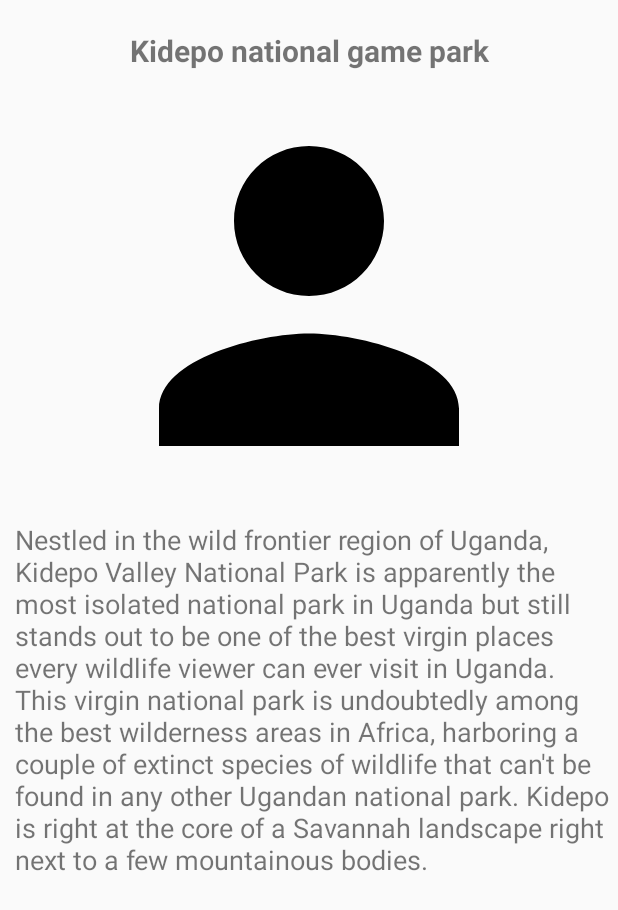
After one commit to steven7mwesigwa/TourGuideApp, an Android app: the layout fragment_home_item_details.xml on its own in the app's theme, with its tools: preview values and no code run, on a phone screen of 412 x 824 dp. The commit adds this screen. Shown: the top 910 px of the screen. Run offline under Robolectric (Android 15) with nearby library versions, the phone set to English and light mode, and no system bars.

Commit message:
Successfully implemented "Game Park" logic and UI

```diff
--- a/app/build.gradle
+++ b/app/build.gradle
@@ -30,6 +30,10 @@ dependencies {
     implementation "androidx.recyclerview:recyclerview:1.0.0"
     // For control over item selection of both touch and mouse driven selection
 //    implementation "androidx.recyclerview:recyclerview-selection:1.0.0"
+    implementation 'androidx.legacy:legacy-support-v4:1.0.0'
+    // Apache Commons Text Dependency
+// https://mvnrepository.com/artifact/org.apache.commons/commons-text
+    compile group: 'org.apache.commons', name: 'commons-text', version: '1.8'
     testImplementation 'junit:junit:4.12'
     androidTestImplementation 'androidx.test.ext:junit:1.1.1'
     androidTestImplementation 'androidx.test.espresso:espresso-core:3.2.0'
--- /dev/null
+++ b/app/src/main/res/layout/fragment_home_item_details.xml
@@ -0,0 +1,45 @@
+<?xml version="1.0" encoding="utf-8"?>
+<ScrollView xmlns:android="http://schemas.android.com/apk/res/android"
+    xmlns:tools="http://schemas.android.com/tools"
+    android:id="@+id/fragmentHomeItemDetailsContainer"
+    android:layout_width="match_parent"
+    android:layout_height="match_parent">
+
+    <RelativeLayout
+        android:layout_width="match_parent"
+        android:layout_height="wrap_content"
+        tools:context=".fragments.HomeItemDetailsFragment">
+
+        <TextView
+            android:id="@+id/HomeDetailsTitle"
+            style="@style/home_item_details_text_styles"
+            android:layout_marginTop="20dp"
+            android:gravity="center"
+            android:textSize="20sp"
+            android:textStyle="bold"
+            tools:text="@string/home_details_title" />
+
+        <ImageView
+            android:id="@+id/HomeDetailsImage"
+            android:layout_width="@dimen/home_details_image_width"
+            android:layout_height="@dimen/home_details_image_height"
+            android:layout_below="@id/HomeDetailsTitle"
+            android:layout_centerHorizontal="true"
+            android:contentDescription="@string/tourist_attraction_img"
+            tools:src="@drawable/ic_profile" />
+
+
+        <TextView
+            android:id="@+id/HomeDetailsDescription"
+            style="@style/home_item_details_text_styles"
+            android:layout_below="@id/HomeDetailsImage"
+            android:layout_marginBottom="4dp"
+            android:paddingStart="@dimen/home_details_description_padding_left"
+            android:paddingEnd="@dimen/home_details_description_padding_right"
+            android:paddingBottom="@dimen/home_details_description_padding_bottom"
+            android:textSize="18sp"
+            tools:text="@string/tourist_place_description" />
+
+    </RelativeLayout>
+
+</ScrollView>
--- a/app/src/main/res/values/dimens.xml
+++ b/app/src/main/res/values/dimens.xml
@@ -4,6 +4,11 @@
     <dimen name="home_descriptn_txt_size">14sp</dimen>
     <dimen name="home_recyc_image_width">50dp</dimen>
     <dimen name="home_recyc_image_height">50dp</dimen>
+    <dimen name="home_details_image_width">300dp</dimen>
+    <dimen name="home_details_image_height">300dp</dimen>
     <dimen name="home_recyc_wrapper_margin_bttm">0dp</dimen>
     <dimen name="home_recyc_wrapper_margin">2dp</dimen>
+    <dimen name="home_details_description_padding_left">10dp</dimen>
+    <dimen name="home_details_description_padding_right">5dp</dimen>
+    <dimen name="home_details_description_padding_bottom">30dp</dimen>
 </resources>
--- a/app/src/main/res/values/strings.xml
+++ b/app/src/main/res/values/strings.xml
@@ -16,4 +16,5 @@
     <string name="tourist_place_title">Kidepo game park</string>
     <string name="tourist_place_description">Nestled in the wild frontier region of Uganda,
         Kidepo Valley National Park is apparently the most isolated national park in Uganda but still stands out to be one of the best virgin places every wildlife viewer can ever visit in Uganda. This virgin national park is undoubtedly among the best wilderness areas in Africa, harboring a couple of extinct species of wildlife that can\'t be found in any other Ugandan national park. Kidepo is right at the core of a Savannah landscape right next to a few mountainous bodies. </string>
+    <string name="home_details_title">Kidepo national game park</string>
 </resources>
--- a/app/src/main/res/values/styles.xml
+++ b/app/src/main/res/values/styles.xml
@@ -29,4 +29,10 @@
         <item name="android:textSize">@dimen/home_title_txt_size</item>
     </style>
 
+    <!--    Home Item Details Text Styles-->
+    <style name="home_item_details_text_styles">
+        <item name="android:layout_height">wrap_content</item>
+        <item name="android:layout_width">match_parent</item>
+    </style>
+
 </resources>
```
Also changed, not shown: app/src/main/java/com/stevenmwesigwa/tourguideapp/adapters/HomeListAdapter.java (+42 -5 lines), app/src/main/java/com/stevenmwesigwa/tourguideapp/fragments/HomeItemDetailsFragment.java (added, +48 -0 lines).
